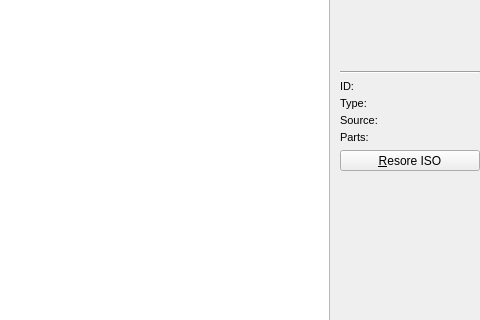
First picture: the form in src/OplPcTools/UI/GameCollectionActivity.ui, repository brainstream/OPL-PC-Tools, before the edit; both pictures show x 464 to 944 and y 201 to 521 of the 944 by 629 pixel window.
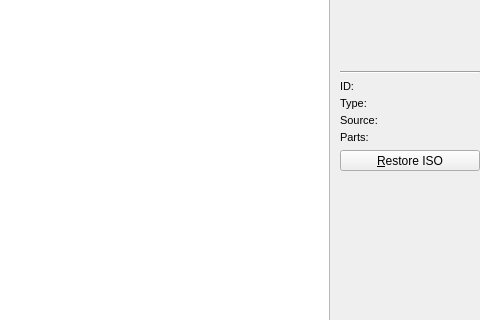
Second picture: the form after the edit. Icons and pictures are not drawn.

Commit message: Typo has been fixed

Patch:
```diff
--- a/src/OplPcTools/UI/GameCollectionActivity.ui
+++ b/src/OplPcTools/UI/GameCollectionActivity.ui
@@ -600,7 +600,7 @@
             </sizepolicy>
            </property>
            <property name="text">
-            <string>&amp;Resore ISO</string>
+            <string>&amp;Restore ISO</string>
            </property>
            <property name="icon">
             <iconset theme="edit-undo" resource="../Resources/Resources.qrc">
```
The commit also changes 2 other files.
